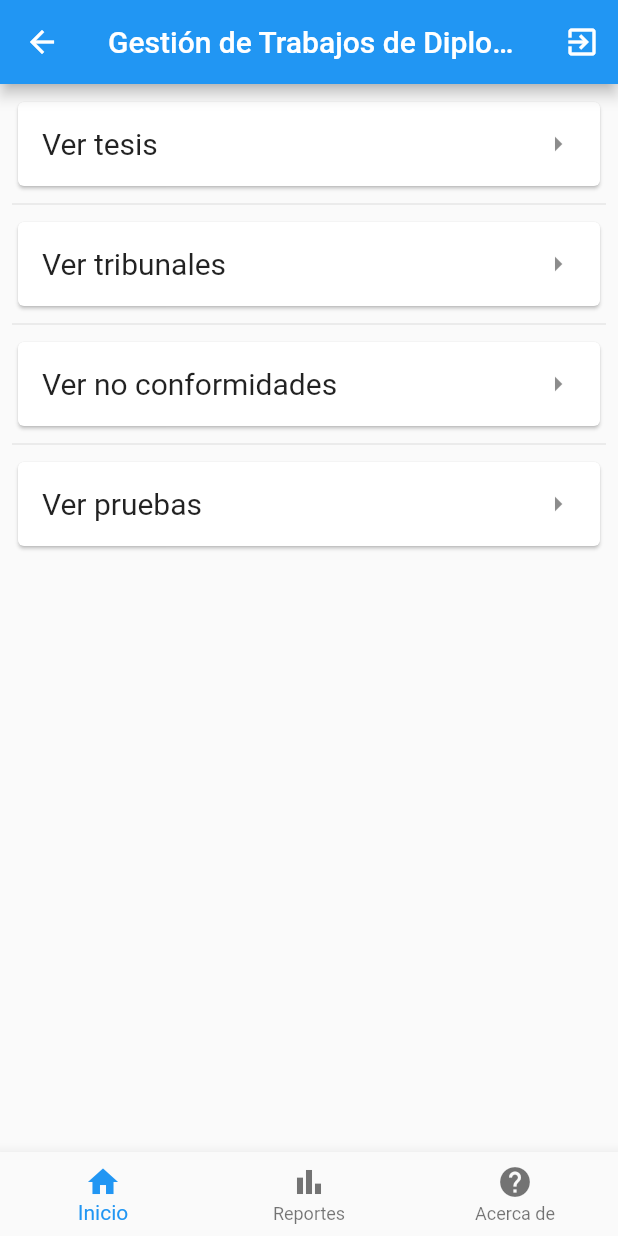
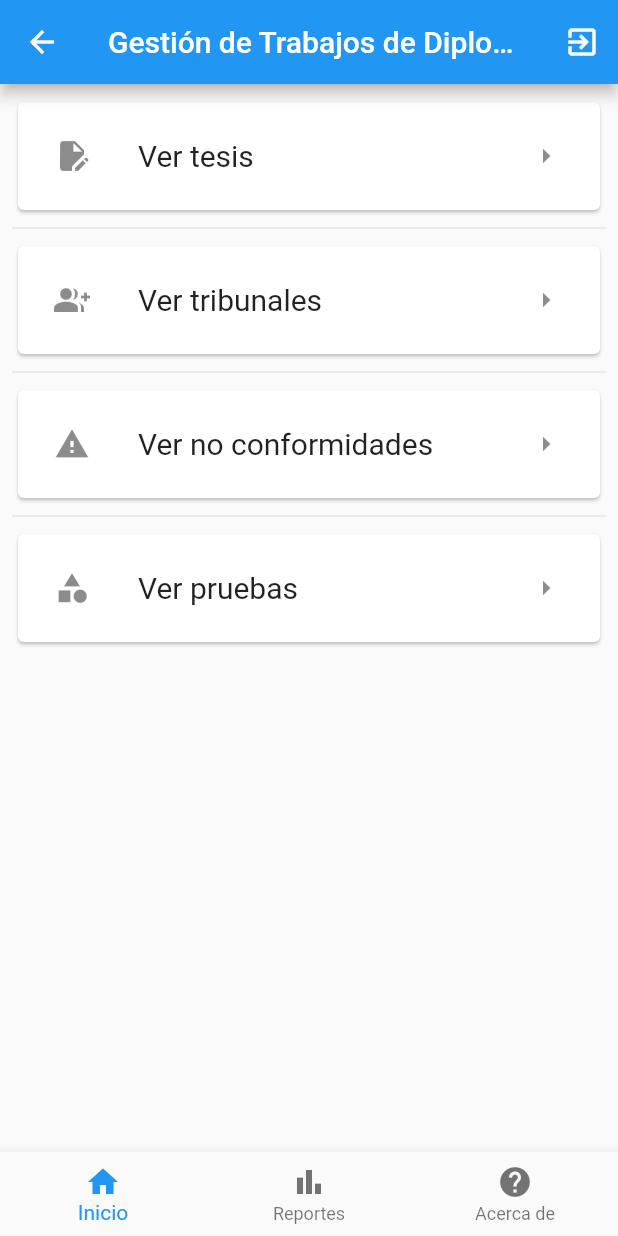
Before and after one commit to Laurauniver/gestion_tesis_act, a Flutter app: the CustomBottomNavBar screen opened by its route, on a phone screen of 412 x 824 dp. Run offline on Flutter 3.47's test engine with Material 2 defaults, Android fonts, the phone set to English and light mode, and no system bars; our stand-ins replace bloc, diacritic, equatable, flutter_bloc, form_field_validator, get_it and 1 more; accounts and stored records are empty.

```diff
--- a/lib/src/presentation/pages/home_page.dart
+++ b/lib/src/presentation/pages/home_page.dart
@@ -10,7 +10,10 @@ class HomePage extends StatelessWidget {
         scrollDirection: Axis.vertical,
         children: <Widget>[
           Card(
+            child: Padding(
+              padding: const EdgeInsets.all(8.0),
               child: ListTile(
+                leading: const Icon(Icons.edit_document),
                 title: const Text('Ver tesis', style: TextStyle(fontSize: 20)),
                 onTap: () {
                   Navigator.pushNamed(context, 'tesis');
@@ -18,30 +21,44 @@ class HomePage extends StatelessWidget {
                 trailing: const Icon(Icons.arrow_right),
               ),
             ),
+          ),
           const Divider(),
           Card(
+            child: Padding(
+              padding: const EdgeInsets.all(8.0),
               child: ListTile(
-              title:
-                  const Text('Ver tribunales', style: TextStyle(fontSize: 20)),
+                leading: const Icon(Icons.group_add_sharp),
+                title: const Text('Ver tribunales',
+                    style: TextStyle(fontSize: 20)),
                 onTap: () => Navigator.pushNamed(context, 'tribunal'),
                 trailing: const Icon(Icons.arrow_right),
               ),
             ),
+          ),
           const Divider(),
           Card(
+            child: Padding(
+              padding: const EdgeInsets.all(8.0),
               child: ListTile(
+                leading: const Icon(Icons.warning),
                 title: const Text('Ver no conformidades',
                     style: TextStyle(fontSize: 20)),
                 onTap: () => Navigator.pushNamed(context, 'noConformidad'),
                 trailing: const Icon(Icons.arrow_right),
               ),
             ),
+          ),
           const Divider(),
           Card(
+            child: Padding(
+              padding: const EdgeInsets.all(8.0),
               child: ListTile(
-              title: const Text('Ver pruebas', style: TextStyle(fontSize: 20)),
+                leading: const Icon(Icons.category),
+                title:
+                    const Text('Ver pruebas', style: TextStyle(fontSize: 20)),
                 onTap: () => Navigator.pushNamed(context, 'prueba'),
                 trailing: const Icon(Icons.arrow_right),
+              ),
             ),
           ),
         ],
--- a/lib/src/presentation/pages/tesis/tesis_page.dart
+++ b/lib/src/presentation/pages/tesis/tesis_page.dart
@@ -33,7 +33,9 @@ class _TesisPageState extends State<_TesisPage> {
     return Scaffold(
       appBar: AppBar(
         title: showSearch
-            ? TextField(
+            ? Theme(
+                data: ThemeData.dark(),
+                child: TextField(
                   controller: controller,
                   decoration: const InputDecoration(
                     hintText: 'Búscar por titulo',
@@ -43,6 +45,7 @@ class _TesisPageState extends State<_TesisPage> {
                       context.read<TesisCubit>().getAllTesis(titulo: value);
                     }
                   },
+                ),
               )
             : const Text('Listado de tesis'),
         actions: [
```
Also changed, not shown: lib/src/presentation/pages/auth/bloc/auth_state.dart (+0 -27 lines). Lines whose indentation alone changed are shown as unchanged.
